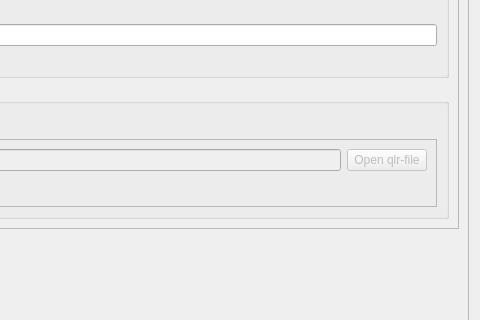
The window that Kortforsyningen/mysettings/settings.ui (SDFIdk/Qgis_plugin_Kortforsyningen_v3) describes before a commit, drawn with Qt 5; both pictures show x 563 to 1043 and y 84 to 404 of the 1043 by 486 pixel window.
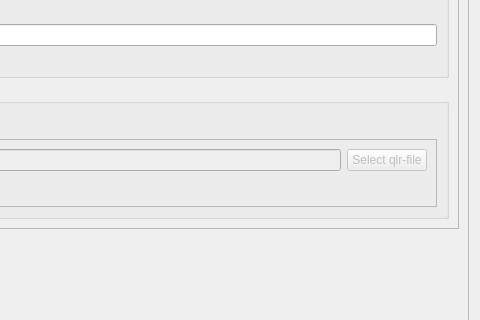
The same window after the commit.

Commit message:
Settings dialog: Changed from 'Open' to 'Select'
Changed sentence from 'Open qlr-file' to 'Select qlr-file' since this
makes more sense.

What changed in the file:
```diff
--- a/Kortforsyningen/mysettings/settings.ui
+++ b/Kortforsyningen/mysettings/settings.ui
@@ -160,7 +160,7 @@
                    <bool>false</bool>
                   </property>
                   <property name="text">
-                   <string>Open qlr-file</string>
+                   <string>Select qlr-file</string>
                   </property>
                  </widget>
                 </item>
```
The commit also changes 2 other files.
